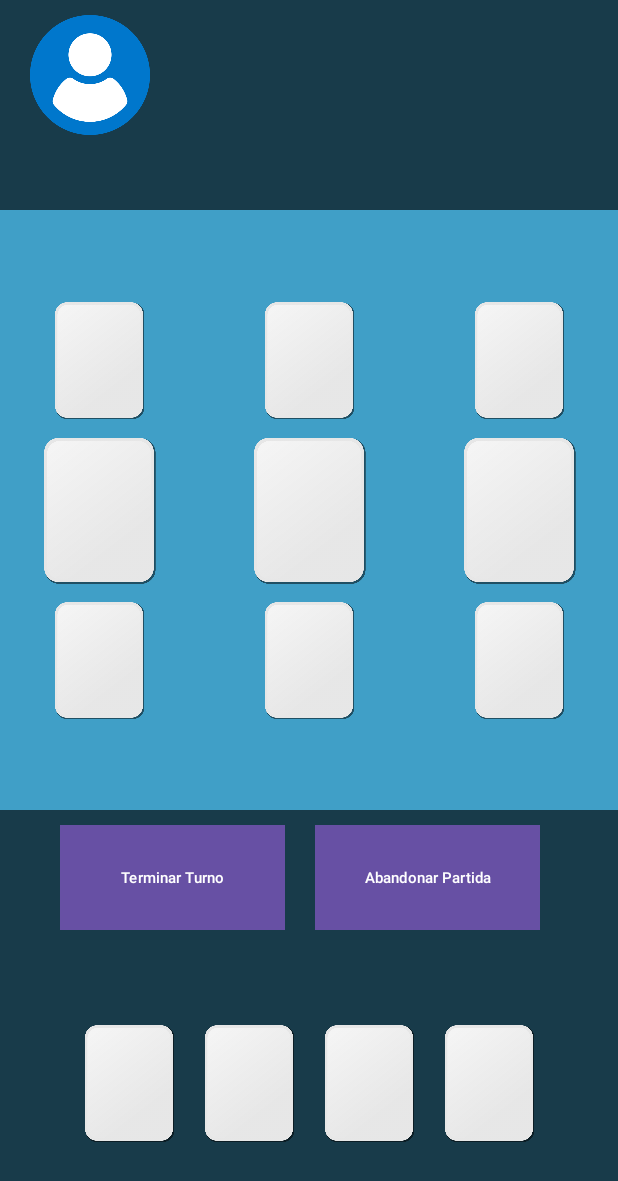
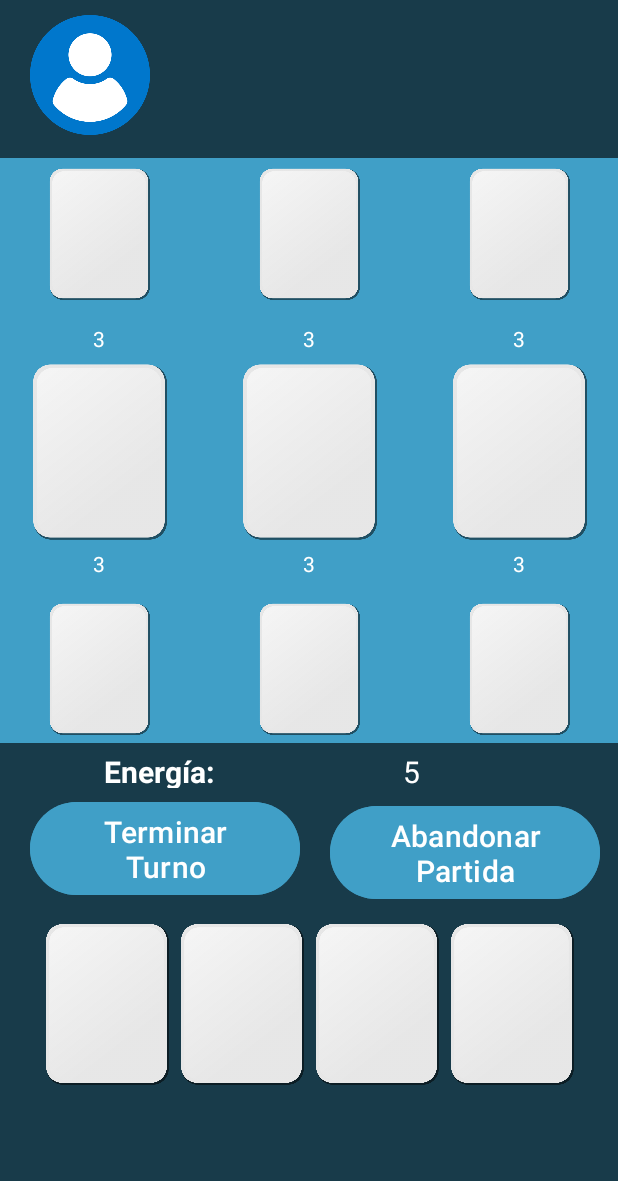
Before and after one commit to JEnriqueF/MBAPPES_FEI_TACTICS, an Android app: the Partida screen opened directly, with no data from a screen before it, on a phone screen of 412 x 824 dp. Shown: the top 1181 px of the screen. Run offline under Robolectric (Android 15) with nearby library versions, the phone set to English and light mode, and no system bars; our stand-ins replace data binding; 10 statements that could not run were skipped.

Commit message:
Update activity_partida.xml
Se subieron cambios en la GUI de la partida, no contiene errores

```diff
--- a/MbappesFEITactics/MbappesFEITactics/app/src/main/res/layout/activity_partida.xml
+++ b/MbappesFEITactics/MbappesFEITactics/app/src/main/res/layout/activity_partida.xml
@@ -46,8 +46,8 @@
 
         <LinearLayout
             android:layout_width="match_parent"
-            android:layout_height="400dp"
-            android:layout_marginTop="50dp"
+            android:layout_height="390dp"
+            android:layout_marginTop="15dp"
             android:background="@color/fei_blue"
             android:gravity="center_vertical|center_horizontal">
 
@@ -60,22 +60,37 @@
                 <ImageView
                     android:id="@+id/cartaEnemigo1"
                     android:layout_width="80dp"
-                    android:layout_height="80dp"
+                    android:layout_height="90dp"
                     android:src="@drawable/deafult_card"
                     android:layout_margin="10dp"/>
+                <TextView
+                    android:id="@+id/lbNoAtaqueEnemigo1"
+                    android:layout_width="100dp"
+                    android:layout_height="30dp"
+                    android:text="3"
+                    android:textColor="@color/white"
+                    android:gravity="center"/>
 
                 <ImageView
                     android:id="@+id/imagenEscenario1"
                     android:layout_width="100dp"
-                    android:layout_height="100dp"
+                    android:layout_height="120dp"
                     android:layout_marginTop="10dp"
                     android:src="@drawable/deafult_card"
                     android:layout_margin="0dp"/>
 
+                <TextView
+                    android:id="@+id/lbNoAtaquePropio1"
+                    android:layout_width="100dp"
+                    android:layout_height="30dp"
+                    android:textColor="@color/white"
+                    android:text="3"
+                    android:gravity="center"/>
+
                 <ImageView
                     android:id="@+id/cartaPropia1"
                     android:layout_width="80dp"
-                    android:layout_height="80dp"
+                    android:layout_height="90dp"
                     android:layout_marginTop="10dp"
                     android:src="@drawable/deafult_card"
                     android:layout_margin="10dp"/>
@@ -91,22 +106,38 @@
                 <ImageView
                     android:id="@+id/cartaEnemigo2"
                     android:layout_width="80dp"
-                    android:layout_height="80dp"
+                    android:layout_height="90dp"
                     android:src="@drawable/deafult_card"
                     android:layout_margin="10dp"/>
+
+                <TextView
+                    android:id="@+id/lbNoAtaqueEnemigo2"
+                    android:layout_width="100dp"
+                    android:layout_height="30dp"
+                    android:text="3"
+                    android:textColor="@color/white"
+                    android:gravity="center"/>
 
                 <ImageView
                     android:id="@+id/imagenEscenario2"
                     android:layout_width="100dp"
-                    android:layout_height="100dp"
+                    android:layout_height="120dp"
                     android:layout_marginTop="10dp"
                     android:src="@drawable/deafult_card"
                     android:layout_margin="0dp"/>
 
+                <TextView
+                    android:id="@+id/lbNoAtaquePropio2"
+                    android:layout_width="100dp"
+                    android:layout_height="30dp"
+                    android:textColor="@color/white"
+                    android:text="3"
+                    android:gravity="center"/>
+
                 <ImageView
                     android:id="@+id/cartaPropia2"
                     android:layout_width="80dp"
-                    android:layout_height="80dp"
+                    android:layout_height="90dp"
                     android:layout_marginTop="10dp"
                     android:src="@drawable/deafult_card"
                     android:layout_margin="10dp"/>
@@ -122,22 +153,38 @@
                 <ImageView
                     android:id="@+id/cartaEnemigo3"
                     android:layout_width="80dp"
-                    android:layout_height="80dp"
+                    android:layout_height="90dp"
                     android:src="@drawable/deafult_card"
                     android:layout_margin="10dp"/>
+
+                <TextView
+                    android:id="@+id/lbNoAtaqueEnemigo3"
+                    android:layout_width="100dp"
+                    android:layout_height="30dp"
+                    android:text="3"
+                    android:textColor="@color/white"
+                    android:gravity="center"/>
 
                 <ImageView
                     android:id="@+id/imagenEscenario3"
                     android:layout_width="100dp"
-                    android:layout_height="100dp"
+                    android:layout_height="120dp"
                     android:layout_marginTop="10dp"
                     android:src="@drawable/deafult_card"
                     android:layout_margin="0dp"/>
 
+                <TextView
+                    android:id="@+id/lbNoAtaquePropio3"
+                    android:layout_width="100dp"
+                    android:layout_height="30dp"
+                    android:textColor="@color/white"
+                    android:text="3"
+                    android:gravity="center"/>
+
                 <ImageView
                     android:id="@+id/cartaPropia3"
                     android:layout_width="80dp"
-                    android:layout_height="80dp"
+                    android:layout_height="90dp"
                     android:layout_marginTop="10dp"
                     android:src="@drawable/deafult_card"
                     android:layout_margin="10dp"/>
@@ -148,64 +195,98 @@
 
         <LinearLayout
             android:layout_width="match_parent"
-            android:layout_height="80dp"
+            android:layout_height="30dp"
+            android:orientation="horizontal"
+            android:layout_gravity="center_horizontal">
+
+            <TextView
+                android:id="@+id/lbEnergia"
+                android:layout_width="200dp"
+                android:layout_height="wrap_content"
+                android:layout_marginStart="8dp"
+                android:text="Energía: "
+                android:textStyle="bold"
+                android:textColor="@color/white"
+                android:layout_marginTop="5dp"
+                android:layout_marginEnd="8dp"
+                android:textAlignment="center"
+                android:textSize="20sp" />
+
+            <TextView
+                android:id="@+id/lbNumeroEnergia"
+                android:layout_width="100dp"
+                android:layout_height="wrap_content"
+                android:layout_marginStart="8dp"
+                android:text="5"
+                android:textColor="@color/white"
+                android:layout_marginTop="5dp"
+                android:layout_marginEnd="8dp"
+                android:textAlignment="center"
+                android:textSize="20sp" />
+
+        </LinearLayout>
+
+        <LinearLayout
+            android:layout_width="match_parent"
+            android:layout_height="75dp"
             android:orientation="horizontal"
             android:layout_gravity="center_horizontal|center_vertical">
 
             <Button
                 android:id="@+id/btnTerminarTurno"
-                android:layout_width="150dp"
+                android:layout_width="180dp"
                 android:layout_height="70dp"
-                android:layout_marginLeft="40dp"
-                android:layout_marginTop="10dp"
+                android:layout_marginLeft="20dp"
+                android:layout_marginTop="5dp"
                 android:gravity="center"
                 android:text="Terminar Turno"
-                android:textSize="10dp"
-                android:background="@color/fei_blue"/>
+                android:textSize="20dp"
+                android:backgroundTint="@color/fei_blue"/>
 
             <Button
                 android:id="@+id/btnAbandonarPartida"
-                android:layout_width="150dp"
+                android:layout_width="180dp"
                 android:layout_height="70dp"
                 android:layout_marginTop="5dp"
                 android:layout_marginLeft="20dp"
                 android:layout_gravity="center"
                 android:text="Abandonar Partida"
-                android:textSize="10dp"
-                android:background="@color/fei_blue" />
+                android:textSize="20dp"
+                android:backgroundTint="@color/fei_blue"/>
         </LinearLayout>
 
         <LinearLayout
             android:layout_width="match_parent"
-            android:layout_height="match_parent"
+            android:layout_height="122dp"
+            android:layout_marginTop="7dp"
             android:orientation="horizontal"
             android:gravity="center_vertical|center_horizontal">
 
             <ImageView
                 android:id="@+id/fotoParaPoner1"
-                android:layout_width="80dp"
-                android:layout_height="80dp"
+                android:layout_width="90dp"
+                android:layout_height="110dp"
                 android:src="@drawable/deafult_card"
                 android:layout_margin="0dp"/>
 
             <ImageView
                 android:id="@+id/fotoParaPoner2"
-                android:layout_width="80dp"
-                android:layout_height="80dp"
+                android:layout_width="90dp"
+                android:layout_height="110dp"
                 android:src="@drawable/deafult_card"
                 android:layout_margin="0dp"/>
 
             <ImageView
                 android:id="@+id/fotoParaPoner3"
-                android:layout_width="80dp"
-                android:layout_height="80dp"
+                android:layout_width="90dp"
+                android:layout_height="110dp"
                 android:src="@drawable/deafult_card"
                 android:layout_margin="0dp"/>
 
             <ImageView
                 android:id="@+id/fotoParaPoner4"
-                android:layout_width="80dp"
-                android:layout_height="80dp"
+                android:layout_width="90dp"
+                android:layout_height="110dp"
                 android:src="@drawable/deafult_card"
                 android:layout_margin="0dp"/>
 
```
